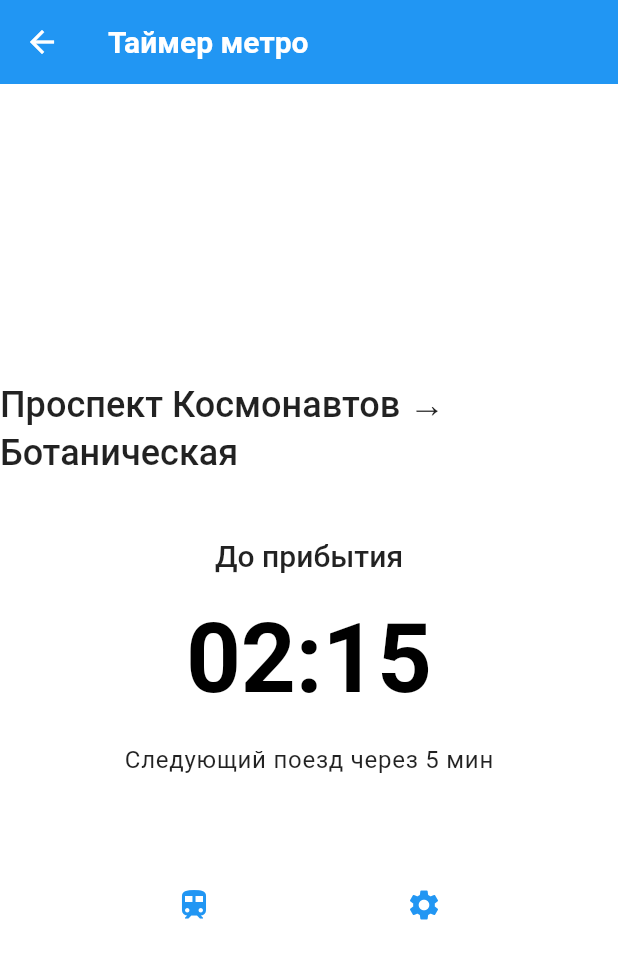
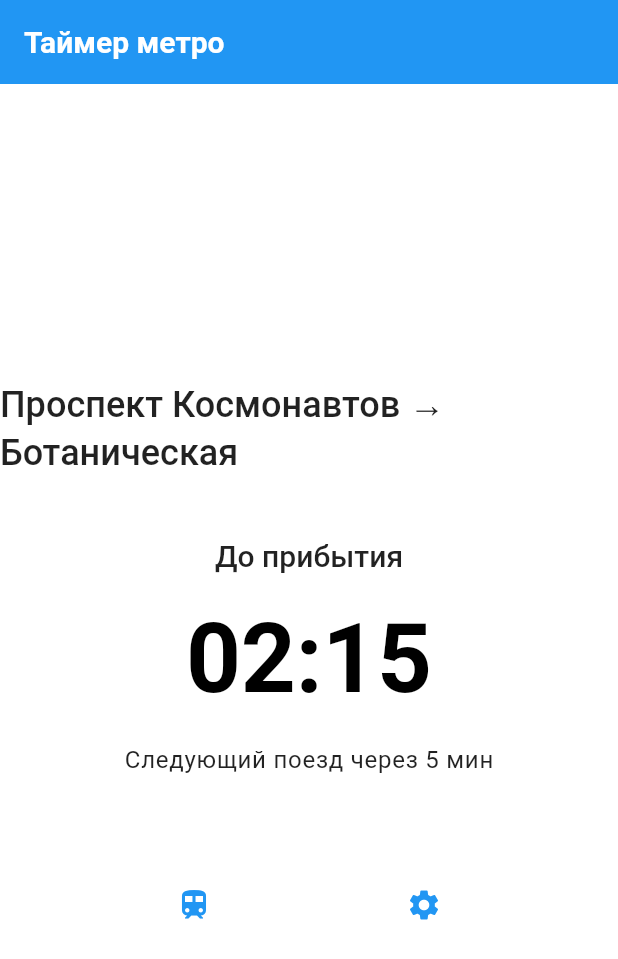
Before and after one commit to samb1232/eburg_metro_timer, a Flutter app: the screen it shows after launch, on a phone screen of 412 x 824 dp. Shown: the top 959 px of the screen. Run offline on Flutter 3.47's test engine with Material 3 defaults, Android fonts, the phone set to English and light mode, and no system bars.

```diff
--- a/lib/app.dart
+++ b/lib/app.dart
@@ -24,7 +24,7 @@ class MetroTimerApp extends StatelessWidget {
         theme: AppTheme.lightTheme,
         darkTheme: AppTheme.darkTheme,
         onGenerateRoute: AppRouter.generateRoute,
-        initialRoute: '/timer',
+        initialRoute: '/',
       ),
     );
   }
--- a/lib/navigation/app_router.dart
+++ b/lib/navigation/app_router.dart
@@ -4,7 +4,7 @@ import '../features/timer/presentation/timer_screen.dart';
 class AppRouter {
   static Route<dynamic> generateRoute(RouteSettings settings) {
     switch (settings.name) {
-      case '/timer':
+      case '/':
         return MaterialPageRoute(builder: (_) => const TimerScreen());
       default:
         return MaterialPageRoute(
```
